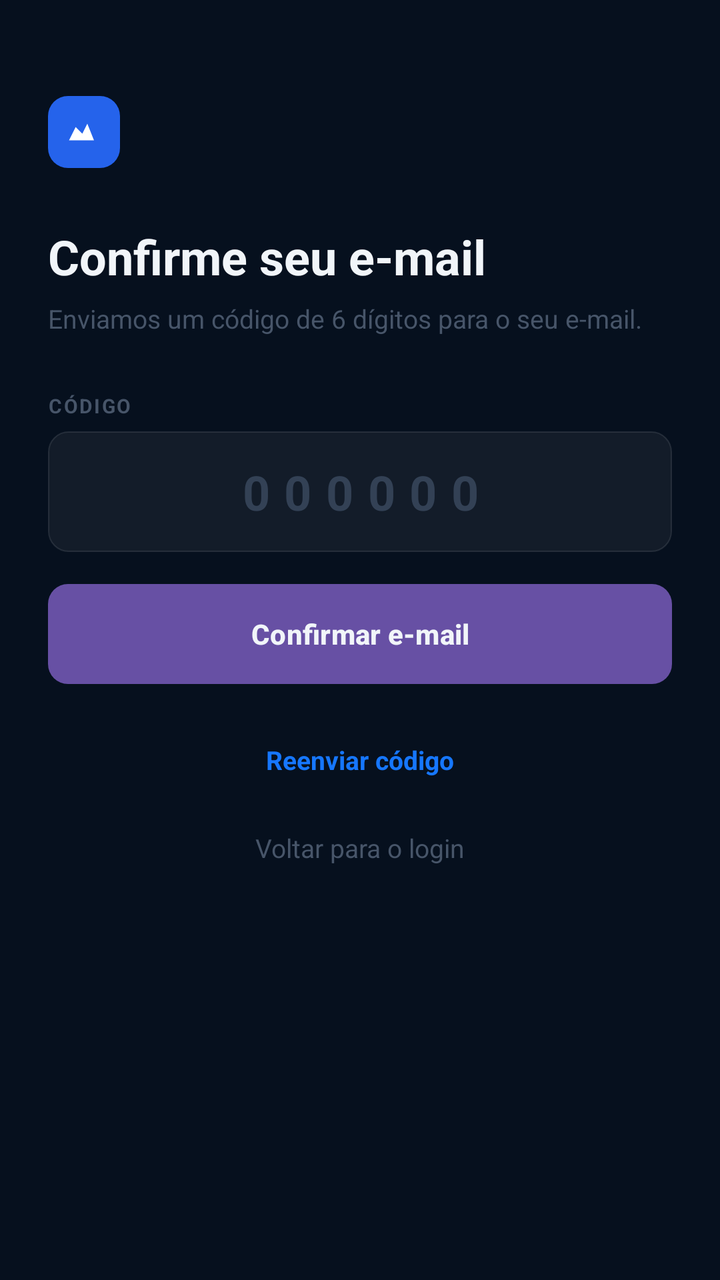
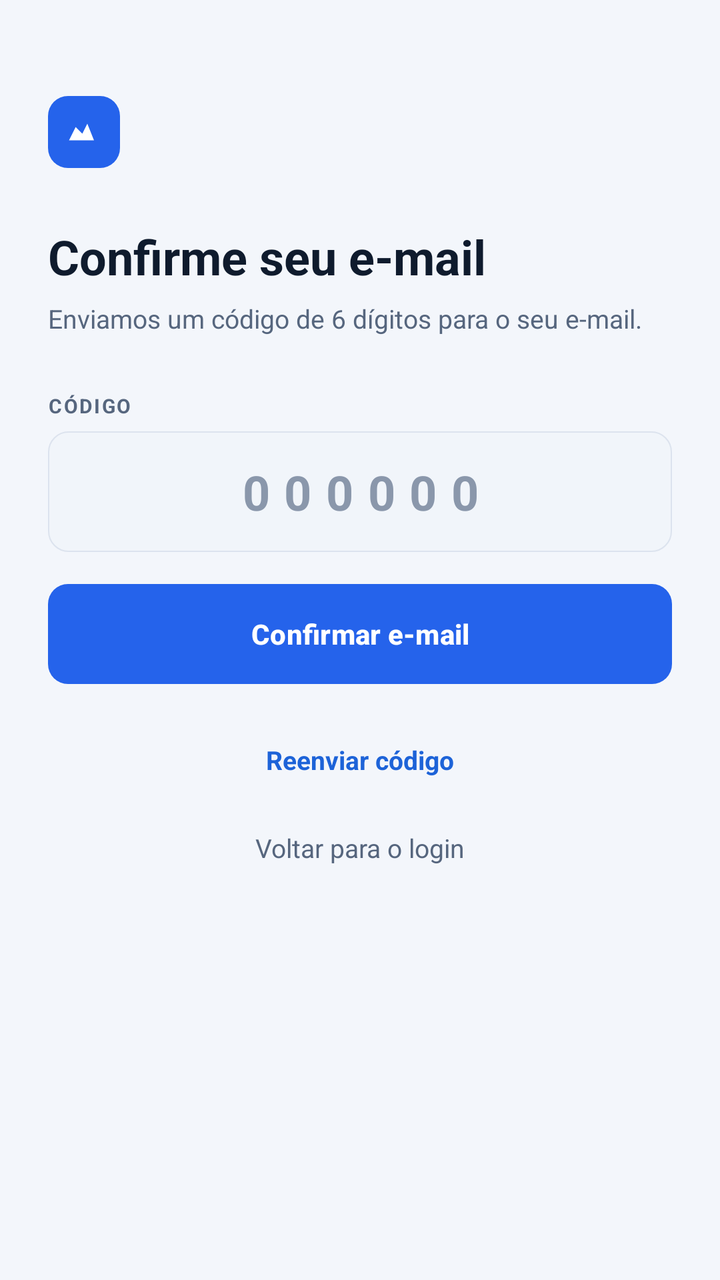

The first picture is an Android layout as it rendered before a commit; the second is the same layout after the commit. The layout source and the unified diff follow.
<!-- AndroidManifest.xml: application theme Theme.AccurancyMobileApp -->
<!-- res/layout/activity_verificar_email.xml -->
<?xml version="1.0" encoding="utf-8"?>
<ScrollView xmlns:android="http://schemas.android.com/apk/res/android"
    xmlns:tools="http://schemas.android.com/tools"
    android:layout_width="match_parent"
    android:layout_height="match_parent"
    android:background="@color/bg_deep"
    android:fillViewport="true"
    tools:context=".activities.VerificarEmailActivity">

    <LinearLayout
        android:layout_width="match_parent"
        android:layout_height="wrap_content"
        android:orientation="vertical"
        android:paddingHorizontal="24dp"
        android:paddingTop="48dp"
        android:paddingBottom="22dp">

        <FrameLayout
            android:layout_width="36dp"
            android:layout_height="36dp"
            android:layout_marginBottom="28dp"
            android:background="@drawable/bg_logo">

            <ImageView
                android:layout_width="20dp"
                android:layout_height="20dp"
                android:layout_gravity="center"
                android:contentDescription="Logo"
                android:src="@drawable/ic_logo_chart" />
        </FrameLayout>

        <TextView
            android:layout_width="wrap_content"
            android:layout_height="wrap_content"
            android:layout_marginBottom="6dp"
            android:lineSpacingMultiplier="1.2"
            android:text="Confirme seu e-mail"
            android:textColor="@color/text_primary"
            android:textSize="24sp"
            android:textStyle="bold" />

        <TextView
            android:id="@+id/tvVerificarEmailInfo"
            android:layout_width="match_parent"
            android:layout_height="wrap_content"
            android:layout_marginBottom="28dp"
            android:lineSpacingMultiplier="1.15"
            android:text="Enviamos um código de 6 dígitos para o seu e-mail."
            android:textColor="@color/text_secondary"
            android:textSize="13sp" />

        <TextView
            android:layout_width="wrap_content"
            android:layout_height="wrap_content"
            android:layout_marginBottom="6dp"
            android:letterSpacing="0.08"
            android:text="CÓDIGO"
            android:textColor="@color/text_secondary"
            android:textSize="10sp"
            android:textStyle="bold" />

        <EditText
            android:id="@+id/etCodigoVerificacao"
            android:layout_width="match_parent"
            android:layout_height="wrap_content"
            android:layout_marginBottom="8dp"
            android:background="@drawable/bg_input"
            android:gravity="center"
            android:hint="000000"
            android:importantForAutofill="no"
            android:inputType="number"
            android:letterSpacing="0.3"
            android:maxLength="6"
            android:maxLines="1"
            android:paddingHorizontal="14dp"
            android:paddingVertical="14dp"
            android:singleLine="true"
            android:textColor="@color/text_primary"
            android:textColorHint="@color/text_placeholder"
            android:textSize="24sp"
            android:textStyle="bold" />

        <TextView
            android:id="@+id/tvVerificarErro"
            android:layout_width="match_parent"
            android:layout_height="wrap_content"
            android:layout_marginBottom="16dp"
            android:textColor="@color/red_primary"
            android:textSize="12sp"
            android:visibility="gone" />

        <Button
            android:id="@+id/btnConfirmarCodigo"
            android:layout_width="match_parent"
            android:layout_height="50dp"
            android:layout_marginTop="8dp"
            android:layout_marginBottom="16dp"
            android:background="@drawable/bg_btn_primary"
            android:backgroundTint="@null"
            android:stateListAnimator="@null"
            android:text="Confirmar e-mail"
            android:textAllCaps="false"
            android:textColor="@color/text_primary"
            android:textSize="14sp"
            android:textStyle="bold" />

        <TextView
            android:id="@+id/btnReenviarCodigo"
            android:layout_width="match_parent"
            android:layout_height="44dp"
            android:gravity="center"
            android:text="Reenviar código"
            android:textColor="@color/blue_primary"
            android:textSize="13sp"
            android:textStyle="bold" />

        <TextView
            android:id="@+id/btnVoltarLogin"
            android:layout_width="match_parent"
            android:layout_height="44dp"
            android:gravity="center"
            android:text="Voltar para o login"
            android:textColor="@color/text_secondary"
            android:textSize="13sp" />

    </LinearLayout>
</ScrollView>
<!-- resources referenced by this layout -->
<resources>
  <color name="bg_deep">#FF06101E</color>
  <color name="blue_primary">#1677FF</color>
  <color name="red_primary">#FF5265</color>
  <color name="text_placeholder">#FF334155</color>
  <color name="text_primary">#FFF1F5F9</color>
  <color name="text_secondary">#FF475569</color>
  <!-- drawable bg_btn_primary (drawable) -->
  <?xml version="1.0" encoding="utf-8"?>
  <selector xmlns:android="http://schemas.android.com/apk/res/android">
      
      <item android:state_pressed="true">
          <shape android:shape="rectangle">
              <solid android:color="#1D4ED8" />
              <corners android:radius="10dp" />
          </shape>
      </item>
      
      <item>
          <shape android:shape="rectangle">
              <solid android:color="@color/btn_primary" />
              <corners android:radius="10dp" />
          </shape>
      </item>
  </selector>
  <!-- drawable bg_input (drawable) -->
  <?xml version="1.0" encoding="utf-8"?>
  <shape xmlns:android="http://schemas.android.com/apk/res/android"
      android:shape="rectangle">
      <solid android:color="#0DFFFFFF" />
      <stroke
          android:width="0.5dp"
          android:color="#1AFFFFFF" />
      <corners android:radius="10dp" />
  </shape>
  <!-- drawable bg_logo (drawable) -->
  <?xml version="1.0" encoding="utf-8"?>
  <shape xmlns:android="http://schemas.android.com/apk/res/android"
      android:shape="rectangle">
      <solid android:color="#2563EB" />
      <corners android:radius="10dp" />
  </shape>
  <color name="btn_primary">#2563EB</color>
  <style name="Base.Theme.AccurancyMobileApp" parent="Theme.Material3.DayNight.NoActionBar">
          
          
  
      </style>
  <!-- unchanged entries left out for length: 2 -->
</resources>

<!-- the commit's change to res/layout/activity_verificar_email.xml (unified diff, before → after) -->
@@ -100,7 +100,7 @@
             android:stateListAnimator="@null"
             android:text="Confirmar e-mail"
             android:textAllCaps="false"
-            android:textColor="@color/text_primary"
+            android:textColor="@color/white"
             android:textSize="14sp"
             android:textStyle="bold" />
 
<!-- resource entries referenced after the edit -->
@@ -1,18 +1,19 @@
 <!-- resources referenced by this layout -->
 <resources>
-  <color name="bg_deep">#FF06101E</color>
-  <color name="blue_primary">#1677FF</color>
-  <color name="red_primary">#FF5265</color>
-  <color name="text_placeholder">#FF334155</color>
-  <color name="text_primary">#FFF1F5F9</color>
-  <color name="text_secondary">#FF475569</color>
+  <color name="bg_deep">#FFF3F6FB</color>
+  <color name="blue_primary">#FF1D63D8</color>
+  <color name="red_primary">#FFDC2626</color>
+  <color name="text_placeholder">#FF8A97AB</color>
+  <color name="text_primary">#FF0F1B2D</color>
+  <color name="text_secondary">#FF56667E</color>
+  <color name="white">#FFFFFFFF</color>
   <!-- drawable bg_btn_primary (drawable) -->
   <?xml version="1.0" encoding="utf-8"?>
   <selector xmlns:android="http://schemas.android.com/apk/res/android">
       
       <item android:state_pressed="true">
           <shape android:shape="rectangle">
-              <solid android:color="#1D4ED8" />
+              <solid android:color="@color/primaria_forte" />
               <corners android:radius="10dp" />
           </shape>
       </item>
@@ -28,25 +29,60 @@
   <?xml version="1.0" encoding="utf-8"?>
   <shape xmlns:android="http://schemas.android.com/apk/res/android"
       android:shape="rectangle">
-      <solid android:color="#0DFFFFFF" />
+      <solid android:color="@color/card_background_2" />
       <stroke
           android:width="0.5dp"
-          android:color="#1AFFFFFF" />
+          android:color="@color/borda" />
       <corners android:radius="10dp" />
   </shape>
   <!-- drawable bg_logo (drawable) -->
   <?xml version="1.0" encoding="utf-8"?>
   <shape xmlns:android="http://schemas.android.com/apk/res/android"
       android:shape="rectangle">
-      <solid android:color="#2563EB" />
+      <solid android:color="@color/primary_blue" />
       <corners android:radius="10dp" />
   </shape>
-  <color name="btn_primary">#2563EB</color>
+  <color name="primaria_forte">#FF1D4ED8</color>
+  <color name="btn_primary">#FF2563EB</color>
+  <color name="card_background_2">#FFF1F5FA</color>
+  <color name="borda">#FFDCE3EE</color>
+  <color name="primary_blue">#FF2563EB</color>
   <style name="Base.Theme.AccurancyMobileApp" parent="Theme.Material3.DayNight.NoActionBar">
+          <item name="colorPrimary">@color/primary_blue</item>
+          <item name="colorOnPrimary">@color/white</item>
+          <item name="colorPrimaryContainer">@color/superficie_selecionada</item>
+          <item name="colorOnPrimaryContainer">@color/text_primary</item>
+          <item name="colorSecondary">@color/link</item>
+          <item name="colorSurface">@color/card_background</item>
+          <item name="colorOnSurface">@color/text_primary</item>
+          <item name="colorOnSurfaceVariant">@color/text_secondary</item>
+          <item name="colorOnSecondary">@color/white</item>
+          <item name="colorSecondaryContainer">@color/superficie_selecionada</item>
+          <item name="colorOnSecondaryContainer">@color/text_primary</item>
           
-          
-  
+          <item name="colorSurfaceVariant">@color/card_background_2</item>
+          <item name="colorSurfaceContainerLowest">@color/card_background</item>
+          <item name="colorSurfaceContainerLow">@color/card_background</item>
+          <item name="colorSurfaceContainer">@color/card_background_2</item>
+          <item name="colorSurfaceContainerHigh">@color/card_background</item>
+          <item name="colorSurfaceContainerHighest">@color/trilho</item>
+          <item name="colorOutline">@color/borda_forte</item>
+          <item name="colorOutlineVariant">@color/borda</item>
+          <item name="colorError">@color/negativo_destaque</item>
+          <item name="android:colorBackground">@color/bg_deep</item>
+          <item name="android:windowBackground">@color/bg_deep</item>
+          <item name="android:textColorPrimary">@color/text_primary</item>
+          <item name="android:textColorSecondary">@color/text_secondary</item>
+          <item name="android:textColorHint">@color/text_placeholder</item>
+          <item name="android:windowLightStatusBar">@bool/barras_sistema_claras</item>
+          <item name="android:windowLightNavigationBar" tools:targetApi="27">@bool/barras_sistema_claras</item>
       </style>
+  <color name="superficie_selecionada">#FFE4EDFD</color>
+  <color name="link">#FF1D5BD8</color>
+  <color name="card_background">#FFFFFFFF</color>
+  <color name="trilho">#FFE3E9F2</color>
+  <color name="borda_forte">#FFC5D0DF</color>
+  <color name="negativo_destaque">#FFD93545</color>
   <!-- unchanged entries left out for length: 2 -->
 </resources>
 
